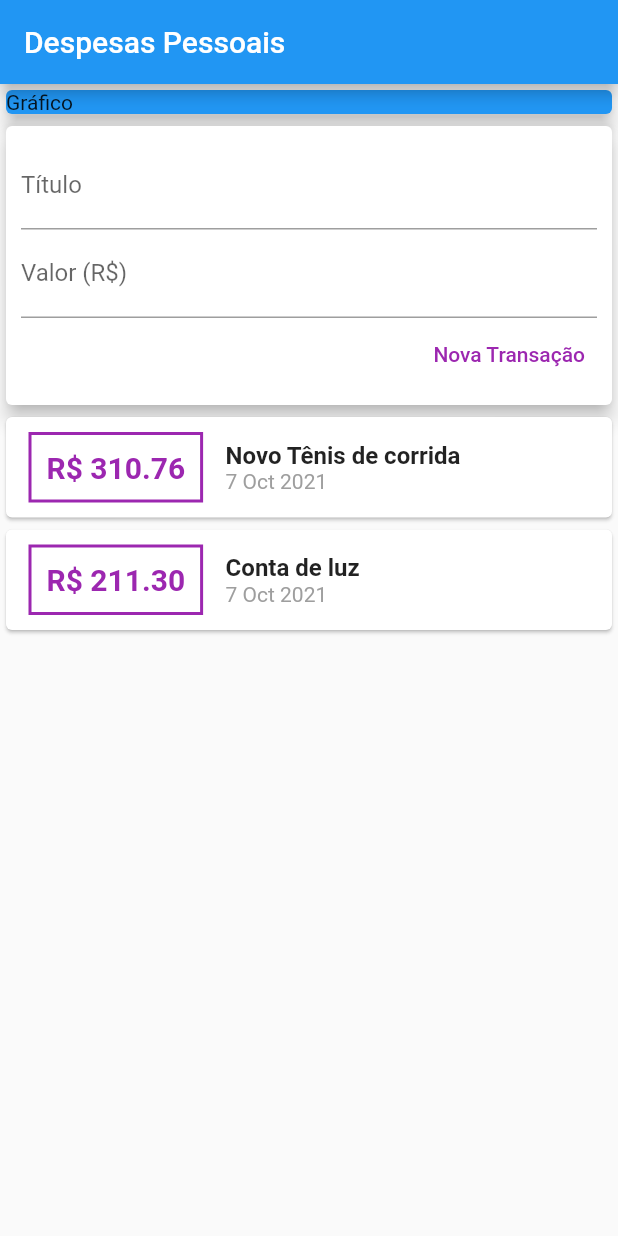
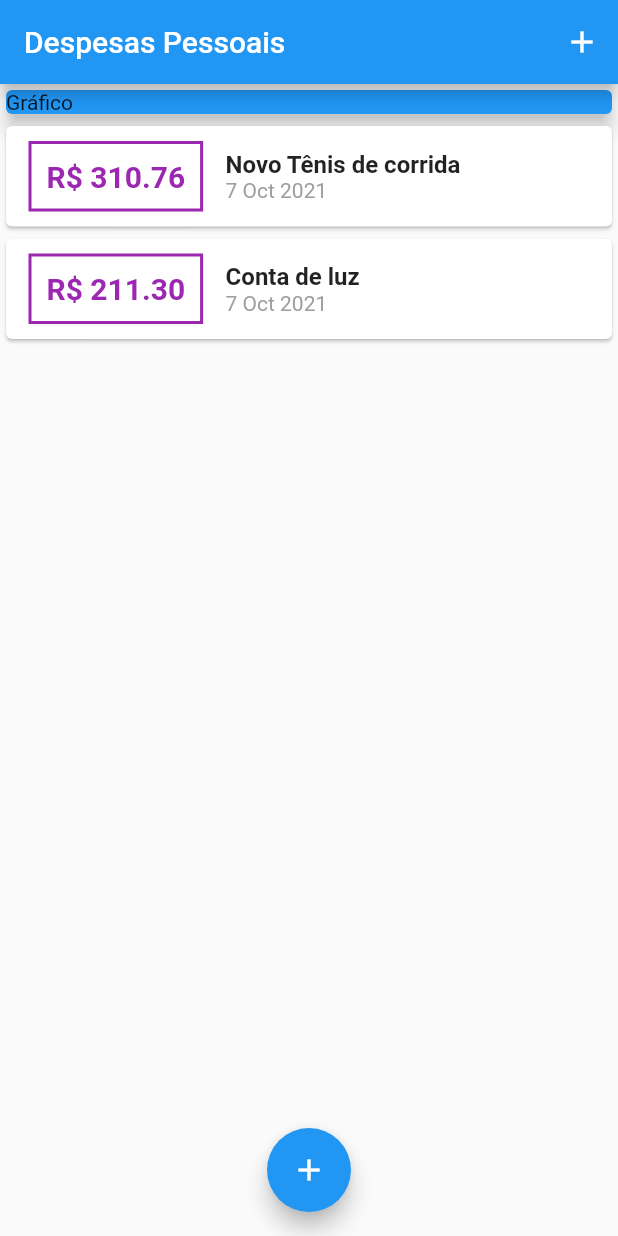
Before and after one commit to DionerWeiss/expenses, a Flutter app: the screen it shows after launch, on a phone screen of 412 x 824 dp. Run offline on Flutter 3.47's test engine with Material 2 defaults, Android fonts, the phone set to English and light mode, and no system bars.

Commit message:
add transaction form modal

```diff
--- a/lib/components/transaction_user.dart
+++ /dev/null
@@ -1,53 +0,0 @@
-import 'dart:math';
-
-import 'package:flutter/material.dart';
-import '../models/transaction.dart';
-import './transaction_form.dart';
-import './transaction_list.dart';
-
-class TransactionUser extends StatefulWidget {
-  const TransactionUser({Key? key}) : super(key: key);
-
-  @override
-  _TransactionUserState createState() => _TransactionUserState();
-}
-
-class _TransactionUserState extends State<TransactionUser> {
-  final _transactions = [
-    Transaction(
-      id: 't1',
-      title: 'Novo Tênis de corrida',
-      value: 310.76,
-      date: DateTime.now(),
-    ),
-    Transaction(
-      id: 't2',
-      title: 'Conta de luz',
-      value: 211.30,
-      date: DateTime.now(),
-    ),
-  ];
-
-  _addTransaction(String title, double value) {
-    final newTransaction = Transaction(
-      id: Random().nextDouble().toString(),
-      title: title,
-      value: value,
-      date: DateTime.now(),
-    );
-
-    setState(() {
-      _transactions.add(newTransaction);
-    });
-  }
-
-  @override
-  Widget build(BuildContext context) {
-    return Column(
-      children: [
-        TransactionForm(_addTransaction),
-        TransactionList(_transactions),
-      ],
-    );
-  }
-}
--- a/lib/main.dart
+++ b/lib/main.dart
@@ -1,5 +1,9 @@
+import 'package:expenses/components/transaction_form.dart';
 import 'package:flutter/material.dart';
-import './components/transaction_user.dart';
+import 'dart:math';
+import 'models/transaction.dart';
+import 'components/transaction_form.dart';
+import 'components/transaction_list.dart';
 
 main() => runApp(const ExpensesApp());
 
@@ -14,28 +18,81 @@ class ExpensesApp extends StatelessWidget {
   }
 }
 
-class MyHomePage extends StatelessWidget {
+class MyHomePage extends StatefulWidget {
   MyHomePage({Key? key}) : super(key: key);
+
+  @override
+  State<MyHomePage> createState() => _MyHomePageState();
+}
+
+class _MyHomePageState extends State<MyHomePage> {
+  final _transactions = [
+    Transaction(
+      id: 't1',
+      title: 'Novo Tênis de corrida',
+      value: 310.76,
+      date: DateTime.now(),
+    ),
+    Transaction(
+      id: 't2',
+      title: 'Conta de luz',
+      value: 211.30,
+      date: DateTime.now(),
+    ),
+  ];
+
+  _addTransaction(String title, double value) {
+    final newTransaction = Transaction(
+      id: Random().nextDouble().toString(),
+      title: title,
+      value: value,
+      date: DateTime.now(),
+    );
+
+    setState(() {
+      _transactions.add(newTransaction);
+    });
+  }
+
+  _openTransactionFormModal(BuildContext context) {
+    showModalBottomSheet(
+        context: context,
+        builder: (ctx) {
+          return TransactionForm(_addTransaction);
+        });
+  }
 
   @override
   Widget build(BuildContext context) {
     return Scaffold(
       appBar: AppBar(
         title: const Text('Despesas Pessoais'),
+        actions: [
+          IconButton(
+            onPressed: () => _openTransactionFormModal(context),
+            icon: const Icon(Icons.add),
+          )
+        ],
       ),
       body: SingleChildScrollView(
         child: Column(
           crossAxisAlignment: CrossAxisAlignment.stretch,
-            children: const [
-              Card(
+          children: [
+            const Card(
               color: Colors.blue,
               elevation: 5,
               child: Text('Gráfico'),
             ),
-              TransactionUser(),
+            TransactionList(_transactions),
           ],
         ),
-        ));
+      ),
+      floatingActionButton: FloatingActionButton(
+        child: const Icon(Icons.add),
+        onPressed: () => _openTransactionFormModal(context),
+      ),
+      floatingActionButtonLocation: FloatingActionButtonLocation.centerFloat,
+    );
   }
 }
 
```
Also changed, not shown: lib/components/transaction_form.dart (+13 -6 lines). Lines whose indentation alone changed are shown as unchanged.
